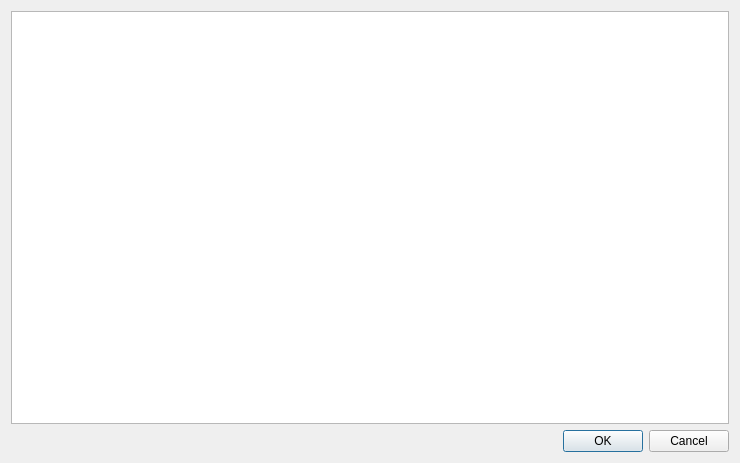
Konjungate/Konjungate-Core, file src/qt/forms/editconfigdialog.ui: the form before one commit.
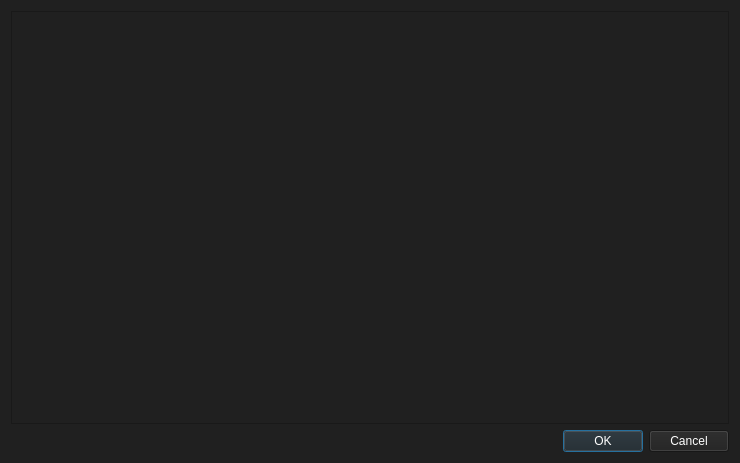
The form after the commit.

```diff
--- a/src/qt/forms/editconfigdialog.ui
+++ b/src/qt/forms/editconfigdialog.ui
@@ -13,12 +13,27 @@
   <property name="windowTitle">
    <string>Edit Konjungate.conf</string>
   </property>
+  <property name="styleSheet">
+   <string notr="true">background-color: rgb(32, 32, 32);
+color: rgb(255, 255, 255);</string>
+  </property>
   <layout class="QVBoxLayout" name="verticalLayout_2">
    <item>
-    <widget class="QTextEdit" name="configText"/>
+    <widget class="QTextEdit" name="configText">
+     <property name="font">
+      <font>
+       <pointsize>10</pointsize>
+      </font>
+     </property>
+    </widget>
    </item>
    <item>
     <widget class="QDialogButtonBox" name="buttonBox">
+     <property name="font">
+      <font>
+       <pointsize>10</pointsize>
+      </font>
+     </property>
      <property name="standardButtons">
       <set>QDialogButtonBox::Cancel|QDialogButtonBox::Ok</set>
      </property>
```
Left out of the diff: 4 changed lines with no effect on the pictures.
